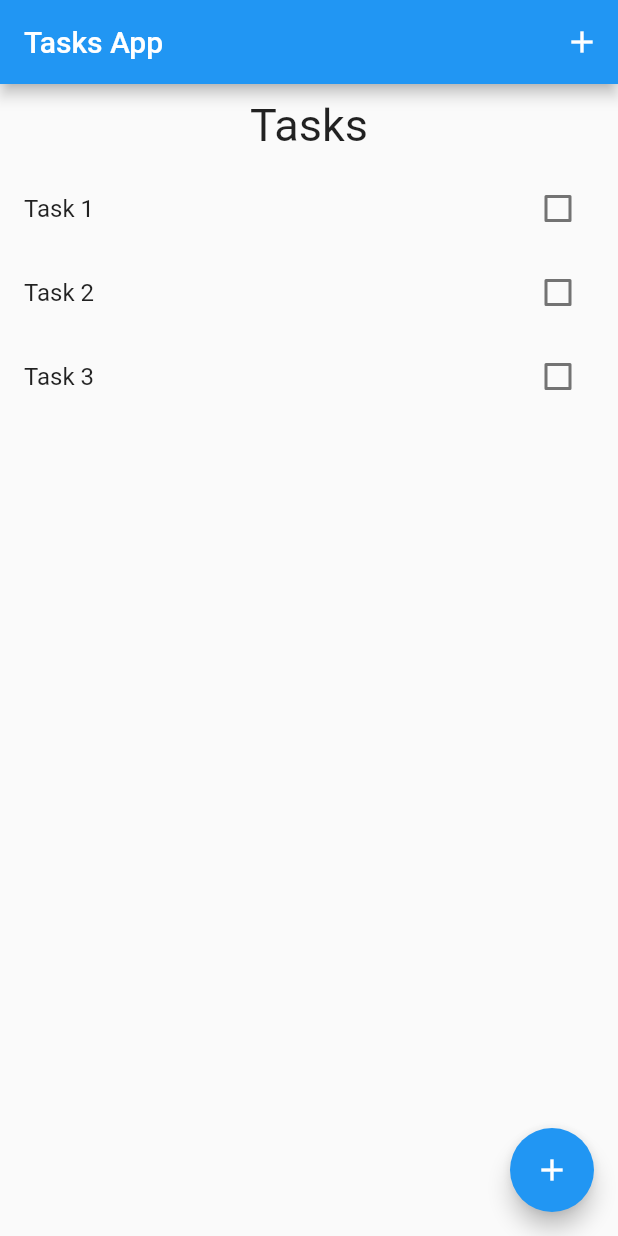
After one commit to 29Niro/flutter_todo_app, a Flutter app: the screen it shows after launch, on a phone screen of 412 x 824 dp. The commit adds this screen. Run offline on Flutter 3.47's test engine with Material 2 defaults, Android fonts, the phone set to English and light mode, and no system bars; our stand-ins replace bloc, equatable.

Commit message:
extract widget

```diff
--- a/lib/screens/task_screen.dart
+++ b/lib/screens/task_screen.dart
@@ -1,5 +1,6 @@
 import 'package:flutter/material.dart';
 import 'package:flutter_todo_app/models/tasks.dart';
+import 'package:flutter_todo_app/widgets/tasks_list.dart';
 
 // ignore: must_be_immutable
 class TaskScreen extends StatelessWidget {
@@ -35,20 +36,7 @@ class TaskScreen extends StatelessWidget {
               ),
             ),
           ),
-          Expanded(
-            child: ListView.builder(
-              itemCount: taskList.length,
-              itemBuilder: (context, index) {
-                var task = taskList[index];
-                return ListTile(
-                    title: Text(task.title),
-                    trailing: Checkbox(
-                      value: task.isDone,
-                      onChanged: (value) {},
-                    ));
-              },
-            ),
-          ),
+          TasksList(taskList: taskList),
         ],
       ),
       floatingActionButton: FloatingActionButton(
--- /dev/null
+++ b/lib/widgets/tasks_list.dart
@@ -0,0 +1,30 @@
+import 'package:flutter/material.dart';
+
+import '../models/tasks.dart';
+
+class TasksList extends StatelessWidget {
+  const TasksList({
+    super.key,
+    required this.taskList,
+  });
+
+  final List<Task> taskList;
+
+  @override
+  Widget build(BuildContext context) {
+    return Expanded(
+      child: ListView.builder(
+        itemCount: taskList.length,
+        itemBuilder: (context, index) {
+          var task = taskList[index];
+          return ListTile(
+              title: Text(task.title),
+              trailing: Checkbox(
+                value: task.isDone,
+                onChanged: (value) {},
+              ));
+        },
+      ),
+    );
+  }
+}
```
